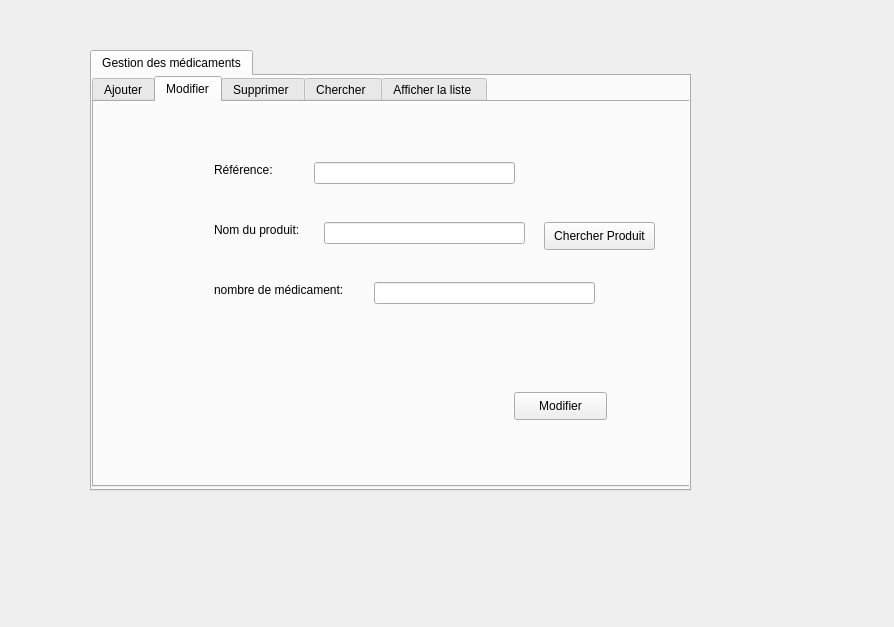
First picture: the form in asma/amedicament.ui, repository fourat8/madsquad, before the edit.
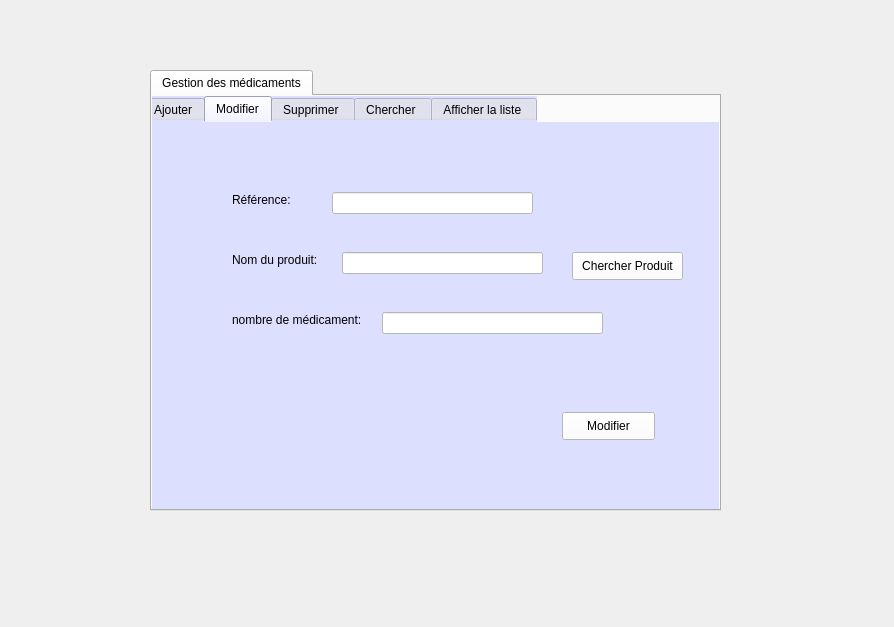
Second picture: the form after the edit. The open tabs and pages were chosen to show the change.

```diff
--- a/asma/amedicament.ui
+++ b/asma/amedicament.ui
@@ -16,9 +16,9 @@
   <widget class="QTabWidget" name="tabwidget">
    <property name="geometry">
     <rect>
-     <x>90</x>
-     <y>50</y>
-     <width>601</width>
+     <x>150</x>
+     <y>70</y>
+     <width>571</width>
      <height>441</height>
     </rect>
    </property>
@@ -35,12 +35,16 @@
     <widget class="QTabWidget" name="tabWidget">
      <property name="geometry">
       <rect>
-       <x>0</x>
+       <x>-10</x>
        <y>0</y>
-       <width>611</width>
-       <height>411</height>
+       <width>581</width>
+       <height>421</height>
       </rect>
      </property>
+     <property name="styleSheet">
+      <string notr="true">background-color: rgb(221, 223, 255);
+border-color: rgb(39, 172, 255);</string>
+     </property>
      <property name="currentIndex">
       <number>4</number>
      </property>
@@ -138,8 +142,8 @@
       <widget class="QLabel" name="label_4">
        <property name="geometry">
         <rect>
-         <x>120</x>
-         <y>60</y>
+         <x>90</x>
+         <y>70</y>
          <width>71</width>
          <height>16</height>
         </rect>
@@ -151,8 +155,8 @@
       <widget class="QLabel" name="label_5">
        <property name="geometry">
         <rect>
-         <x>120</x>
-         <y>120</y>
+         <x>90</x>
+         <y>130</y>
          <width>101</width>
          <height>16</height>
         </rect>
@@ -164,8 +168,8 @@
       <widget class="QLabel" name="label_6">
        <property name="geometry">
         <rect>
-         <x>120</x>
-         <y>180</y>
+         <x>90</x>
+         <y>190</y>
          <width>141</width>
          <height>16</height>
         </rect>
@@ -177,32 +181,50 @@
       <widget class="QLineEdit" name="lineEdit_ref_2">
        <property name="geometry">
         <rect>
-         <x>220</x>
-         <y>60</y>
+         <x>190</x>
+         <y>70</y>
          <width>201</width>
          <height>22</height>
         </rect>
        </property>
+       <property name="styleSheet">
+        <string notr="true">background-color: rgb(255, 255, 255);</string>
+       </property>
+       <property name="clearButtonEnabled">
+        <bool>true</bool>
+       </property>
       </widget>
       <widget class="QLineEdit" name="lineEdit_nomP_2">
        <property name="geometry">
         <rect>
-         <x>230</x>
-         <y>120</y>
+         <x>200</x>
+         <y>130</y>
          <width>201</width>
          <height>22</height>
         </rect>
        </property>
+       <property name="styleSheet">
+        <string notr="true">background-color: rgb(255, 255, 255);</string>
+       </property>
+       <property name="clearButtonEnabled">
+        <bool>true</bool>
+       </property>
       </widget>
       <widget class="QLineEdit" name="lineEdit_nb_2">
        <property name="geometry">
         <rect>
-         <x>280</x>
-         <y>180</y>
+         <x>240</x>
+         <y>190</y>
          <width>221</width>
          <height>22</height>
         </rect>
        </property>
+       <property name="styleSheet">
+        <string notr="true">background-color: rgb(255, 255, 255);</string>
+       </property>
+       <property name="clearButtonEnabled">
+        <bool>true</bool>
+       </property>
       </widget>
       <widget class="QPushButton" name="pushButton_modifier">
        <property name="geometry">
@@ -213,6 +235,10 @@
          <height>28</height>
         </rect>
        </property>
+       <property name="styleSheet">
+        <string notr="true">background-color: rgb(255, 255, 255);
+border-color: rgb(0, 123, 180);</string>
+       </property>
        <property name="text">
         <string>Modifier</string>
        </property>
@@ -220,12 +246,16 @@
       <widget class="QPushButton" name="pushButton_chercherP">
        <property name="geometry">
         <rect>
-         <x>450</x>
-         <y>120</y>
+         <x>430</x>
+         <y>130</y>
          <width>111</width>
          <height>28</height>
         </rect>
        </property>
+       <property name="styleSheet">
+        <string notr="true">border-color: rgb(0, 123, 180);
+background-color: rgb(255, 255, 255);</string>
+       </property>
        <property name="text">
         <string>Chercher Produit</string>
        </property>
```
Left out of the diff: 88 changed lines with no effect on the pictures.
